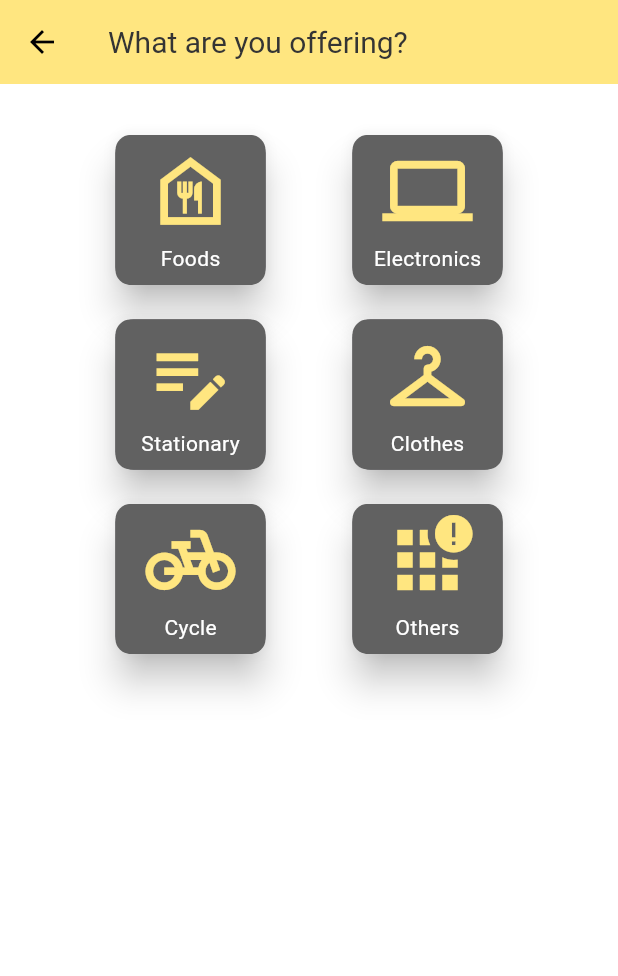
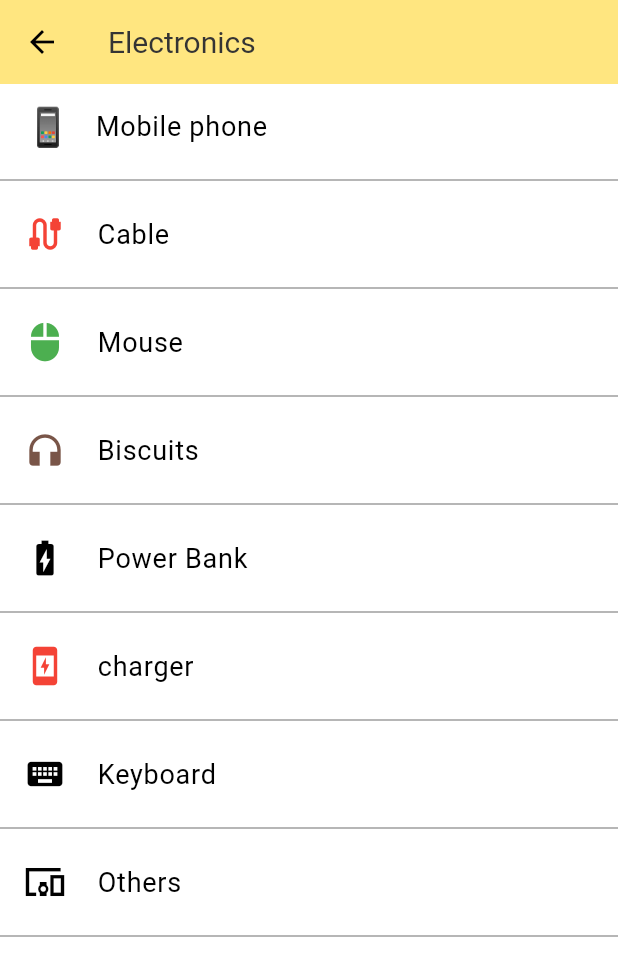
Before and after one commit to ARYANRAJ990/v_cart, a Flutter app: the product_upload screen opened directly, after a tap on "Electronics", on a phone screen of 412 x 824 dp. Shown: the top 976 px of the screen. Run offline on Flutter 3.47's test engine with Material 3 defaults, Android fonts, the phone set to English and light mode, and no system bars; our stand-ins replace cloud_firestore, curved_labeled_navigation_bar, firebase_auth, flutter_chat_types, flutter_chat_ui, flutter_spinkit and 3 more; missing offline and left inert: show_hide_password; accounts and stored records are empty.

Commit message:
electronics
add electronics file

```diff
--- /dev/null
+++ b/lib/catagories/electronics.dart
@@ -0,0 +1,178 @@
+import 'package:flutter/material.dart';
+
+
+class Electronics extends StatefulWidget {
+  @override
+  State<Electronics> createState() => _ElectronicsState();
+}
+
+class _ElectronicsState extends State<Electronics> {
+  @override
+  Widget build(BuildContext context) {
+    return Scaffold(
+      backgroundColor: Colors.white,
+      appBar: AppBar(
+        foregroundColor: Colors.black,
+        backgroundColor: Color(0xFFFFE680),
+        title: Text('Electronics',
+        style: TextStyle(
+          fontSize: 20,
+          color:  Color(0xFF343434),
+          fontWeight: FontWeight.normal
+        ),),
+      ),
+      body: SingleChildScrollView(
+        child: Column(
+          children: [
+            ListTile(
+              leading:  Text('📱',style: TextStyle(
+                fontSize: 25,
+              ),),
+              titleAlignment: ListTileTitleAlignment.center,
+              title: const Text('Mobile phone ',style: TextStyle(
+                  color: Colors.black,
+                  fontWeight: FontWeight.normal,
+                  fontSize: 18),),
+              //tileColor: isSelected ? Colors.grey : null,
+              onTap: () {
+                // Navigator.push(
+                //   context,
+                //   MaterialPageRoute(builder: (context) =>   Myaccount()), // Assuming Feed is the widget you want to navigate to
+                // );
+              },
+            ),
+            const Divider(
+              color: Colors.grey,
+            ),
+            ListTile(
+              leading:  Icon(Icons.cable,size: 28,color: Colors.red,),
+              titleAlignment: ListTileTitleAlignment.center,
+              title: const Text(' Cable ',style: TextStyle(
+                  color: Colors.black,
+                  fontWeight: FontWeight.normal,
+                  fontSize: 18),),
+              //tileColor: isSelected ? Colors.grey : null,
+              onTap: () {
+                // Navigator.push(
+                //   context,
+                //   MaterialPageRoute(builder: (context) =>   Myaccount()), // Assuming Feed is the widget you want to navigate to
+                // );
+              },
+            ),
+            const Divider(
+              color: Colors.grey,
+            ),
+            ListTile(
+              leading:  Icon(Icons.mouse,size: 28,color: Colors.green),
+              titleAlignment: ListTileTitleAlignment.center,
+              title: const Text(' Mouse ',style: TextStyle(
+                  color: Colors.black,
+                  fontWeight: FontWeight.normal,
+                  fontSize: 18),),
+              //tileColor: isSelected ? Colors.grey : null,
+              onTap: () {
+                // Navigator.push(
+                //   context,
+                //   MaterialPageRoute(builder: (context) =>   Myaccount()), // Assuming Feed is the widget you want to navigate to
+                // );
+              },
+            ),
+            const Divider(
+              color: Colors.grey,
+            ),
+            ListTile(
+              leading:  Icon(Icons.headphones,size: 28,color: Colors.brown),
+              titleAlignment: ListTileTitleAlignment.center,
+              title: const Text(' Biscuits ',style: TextStyle(
+                  color: Colors.black,
+                  fontWeight: FontWeight.normal,
+                  fontSize: 18),),
+              //tileColor: isSelected ? Colors.grey : null,
+              onTap: () {
+                // Navigator.push(
+                //   context,
+                //   MaterialPageRoute(builder: (context) =>   Myaccount()), // Assuming Feed is the widget you want to navigate to
+                // );
+              },
+            ),
+            const Divider(
+              color: Colors.grey,
+            ),
+            ListTile(
+              leading:  Icon(Icons.battery_charging_full_outlined,size: 28,color: Colors.black),
+              titleAlignment: ListTileTitleAlignment.center,
+              title: const Text(' Power Bank ',style: TextStyle(
+                  color: Colors.black,
+                  fontWeight: FontWeight.normal,
+                  fontSize: 18),),
+              //tileColor: isSelected ? Colors.grey : null,
+              onTap: () {
+                // Navigator.push(
+                //   context,
+                //   MaterialPageRoute(builder: (context) =>   Myaccount()), // Assuming Feed is the widget you want to navigate to
+                // );
+              },
+            ),
+            const Divider(
+              color: Colors.grey,
+            ),
+            ListTile(
+              leading:  Icon(Icons.charging_station,size: 28,color: Colors.red),
+              titleAlignment: ListTileTitleAlignment.center,
+              title: const Text(' charger ',style: TextStyle(
+                  color: Colors.black,
+                  fontWeight: FontWeight.normal,
+                  fontSize: 18),),
+              //tileColor: isSelected ? Colors.grey : null,
+              onTap: () {
+                // Navigator.push(
+                //   context,
+                //   MaterialPageRoute(builder: (context) =>   Myaccount()), // Assuming Feed is the widget you want to navigate to
+                // );
+              },
+            ),
+            const Divider(
+              color: Colors.grey,
+            ),
+            ListTile(
+              leading:  Icon(Icons.keyboard,size: 28,color: Colors.black),
+              titleAlignment: ListTileTitleAlignment.center,
+              title: const Text(' Keyboard ',style: TextStyle(
+                  color: Colors.black,
+                  fontWeight: FontWeight.normal,
+                  fontSize: 18),),
+              //tileColor: isSelected ? Colors.grey : null,
+              onTap: () {
+                // Navigator.push(
+                //   context,
+                //   MaterialPageRoute(builder: (context) =>   Myaccount()), // Assuming Feed is the widget you want to navigate to
+                // );
+              },
+            ),
+            const Divider(
+              color: Colors.grey,
+            ),
+            ListTile(
+              leading:  Icon(Icons.devices_other_sharp,size: 28,color: Colors.black),
+              titleAlignment: ListTileTitleAlignment.center,
+              title: const Text(' Others ',style: TextStyle(
+                  color: Colors.black,
+                  fontWeight: FontWeight.normal,
+                  fontSize: 18),),
+              //tileColor: isSelected ? Colors.grey : null,
+              onTap: () {
+                // Navigator.push(
+                //   context,
+                //   MaterialPageRoute(builder: (context) =>   Myaccount()), // Assuming Feed is the widget you want to navigate to
+                // );
+              },
+            ),
+            const Divider(
+              color: Colors.grey,
+            ),
+          ],
+        ),
+      ),
+    );
+  }
+}
--- a/lib/uploding_button/product_upload.dart
+++ b/lib/uploding_button/product_upload.dart
@@ -1,6 +1,7 @@
 import 'package:flutter/material.dart';
+import 'package:v_cart/catagories/electronics.dart';
 import 'package:v_cart/login.dart';
-import 'package:v_cart/uploding_button/Product_Category.dart';
+import 'package:v_cart/catagories/Food.dart';
 
 class product_upload extends StatefulWidget {
 
@@ -70,7 +71,8 @@ class _product_uploadState extends State<product_upload> {
                 SizedBox(width: 50),
                 GestureDetector(
                   onTap: () {
-                    // Handle onTap for Electronics
+                    Navigator.push(context,
+                        MaterialPageRoute(builder: (context) => Electronics()));
                   },
                   child: Center(
                     child: Card(
```
Also changed, not shown: lib/catagories/Food.dart (added, +172 -0 lines), lib/uploding_button/Product_Category.dart (deleted, +0 -170 lines), lib/catagories/Stationary.dart (added).
